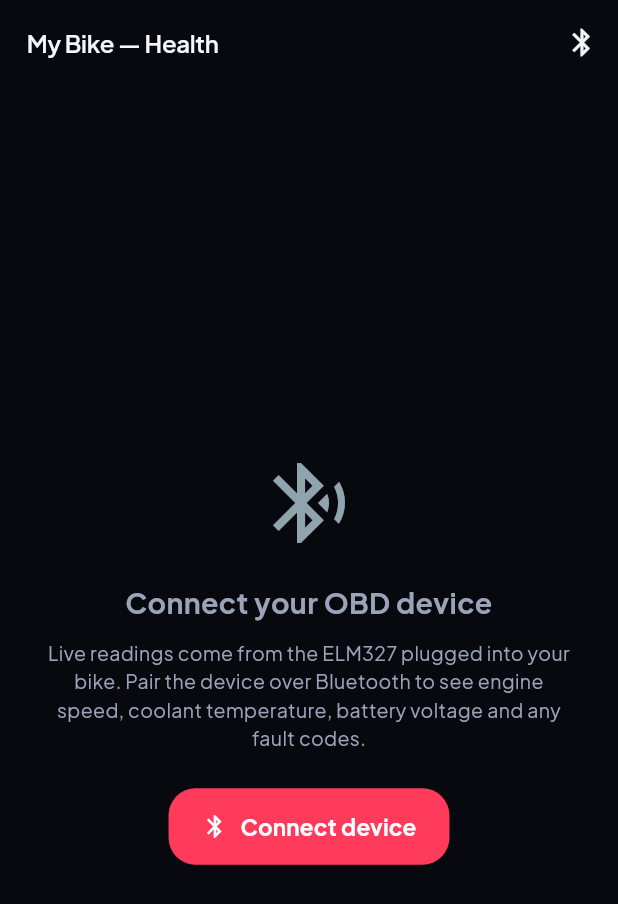
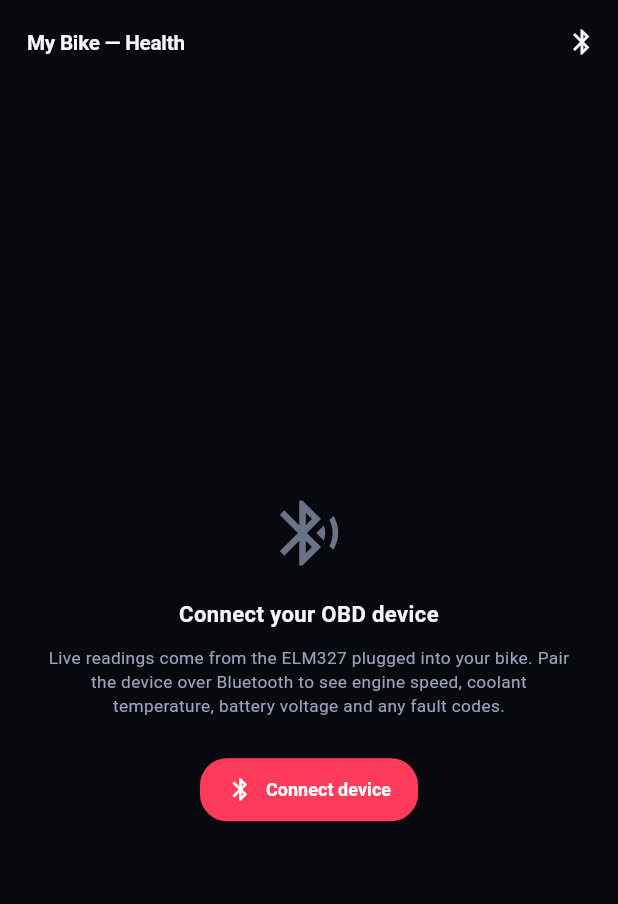
Before and after one commit to nakshatra-ym/motosmart-app2.0, a Flutter app: the CustomerDashboardScreen screen opened directly, on a phone screen of 412 x 824 dp. Shown: the top 904 px of the screen. Run offline on Flutter 3.47's test engine with Material 3 defaults, Android fonts, the phone set to English and light mode, and no system bars; our stand-ins replace dio, flutter_riverpod, flutter_secure_storage, go_router, permission_handler; missing offline and left inert: flutter_blue_classic; accounts and stored records are empty; network calls fail.

Commit message:
Shrink app type scale, use SF Pro, and fix Bluetooth connected banner contrast.
Co-authored-by: Cursor <cursoragent@cursor.com>

```diff
--- a/lib/core/widgets/app_visuals.dart
+++ b/lib/core/widgets/app_visuals.dart
@@ -276,8 +276,8 @@ class MotospotMark extends StatelessWidget {
           style: Theme.of(context).textTheme.headlineMedium?.copyWith(
                 color: AppColors.ink,
                 fontWeight: FontWeight.w700,
-                letterSpacing: -0.3,
-                fontSize: compact ? 22 : 26,
+                letterSpacing: -0.25,
+                fontSize: compact ? 20 : 24,
               ),
         ),
         const SizedBox(height: 8),
--- a/lib/features/dashboard/presentation/dealer_dashboard_screen.dart
+++ b/lib/features/dashboard/presentation/dealer_dashboard_screen.dart
@@ -130,7 +130,7 @@ class DealerDashboardScreen extends ConsumerWidget {
                                         AnimatedMetric(
                                           value: data.hotLeadsCount,
                                           style: theme.textTheme.displaySmall?.copyWith(
-                                            fontSize: 34,
+                                            fontSize: 28,
                                             fontWeight: FontWeight.w700,
                                             color: AppColors.ink,
                                           ),
--- a/lib/features/incentives/presentation/incentives_screen.dart
+++ b/lib/features/incentives/presentation/incentives_screen.dart
@@ -57,7 +57,7 @@ class IncentivesScreen extends ConsumerWidget {
                       const SizedBox(height: 8),
                       Text(
                         currency.format(summary.dealerTotal),
-                        style: const TextStyle(color: Colors.white, fontSize: 28, fontWeight: FontWeight.bold),
+                        style: const TextStyle(color: Colors.white, fontSize: 24, fontWeight: FontWeight.w700),
                       ),
                     ],
                   ),
--- a/lib/features/profile/presentation/customer_profile_screen.dart
+++ b/lib/features/profile/presentation/customer_profile_screen.dart
@@ -51,8 +51,8 @@ class CustomerProfileScreen extends ConsumerWidget {
                     (customer?.name ?? '?').substring(0, 1).toUpperCase(),
                     style: const TextStyle(
                       color: Colors.white,
-                      fontSize: 34,
-                      fontWeight: FontWeight.w800,
+                      fontSize: 28,
+                      fontWeight: FontWeight.w700,
                     ),
                   ),
                 ),
--- a/lib/features/profile/presentation/profile_screen.dart
+++ b/lib/features/profile/presentation/profile_screen.dart
@@ -65,8 +65,8 @@ class ProfileScreen extends ConsumerWidget {
                     (employee?.name ?? '?').substring(0, 1).toUpperCase(),
                     style: const TextStyle(
                       color: Colors.white,
-                      fontSize: 34,
-                      fontWeight: FontWeight.w800,
+                      fontSize: 28,
+                      fontWeight: FontWeight.w700,
                     ),
                   ),
                 ),
--- a/lib/obd_feature/screens/customer_dashboard_screen.dart
+++ b/lib/obd_feature/screens/customer_dashboard_screen.dart
@@ -55,24 +55,41 @@ class CustomerDashboardScreen extends StatelessWidget {
                 padding: const EdgeInsets.all(16),
                 children: [
                   Card(
-                    color: Colors.green.shade50,
+                    color: AppColors.statusClosedWon.withValues(alpha: 0.12),
                     child: ListTile(
                       dense: true,
-                      leading: const Icon(Icons.bluetooth_connected, color: Colors.green),
-                      title: Text('Live data — ${dashboard.liveDeviceName}'),
+                      leading: const Icon(Icons.bluetooth_connected, color: AppColors.statusClosedWon),
+                      title: Text(
+                        'Live data — ${dashboard.liveDeviceName}',
+                        maxLines: 1,
+                        overflow: TextOverflow.ellipsis,
+                        style: const TextStyle(
+                          color: AppColors.ink,
+                          fontWeight: FontWeight.w600,
+                          fontSize: 13,
+                        ),
+                      ),
+                      subtitle: const Text(
+                        'Bluetooth connected',
+                        style: TextStyle(color: AppColors.inkMuted, fontSize: 11.5),
+                      ),
                     ),
                   ),
                   const SizedBox(height: 16),
                   HealthBadge(health: health),
                   const SizedBox(height: 16),
-                  const Text('Live Telemetry',
-                      style: TextStyle(fontWeight: FontWeight.bold, fontSize: 15)),
+                  Text(
+                    'Live Telemetry',
+                    style: Theme.of(context).textTheme.titleMedium,
+                  ),
                   const SizedBox(height: 8),
                   TelemetryGrid(reading: reading),
                   if (reading.activeDtcCodes.isNotEmpty) ...[
                     const SizedBox(height: 16),
-                    const Text('Active Alerts',
-                        style: TextStyle(fontWeight: FontWeight.bold, fontSize: 15)),
+                    Text(
+                      'Active Alerts',
+                      style: Theme.of(context).textTheme.titleMedium,
+                    ),
                     ...reading.activeDtcCodes.map((code) => AlertCard(
                           dtcCode: code,
                           aiExplanation: dashboard.aiExplanation,
@@ -112,27 +129,31 @@ class _ConnectPrompt extends StatelessWidget {
         child: Column(
           mainAxisAlignment: MainAxisAlignment.center,
           children: [
-            Icon(Icons.bluetooth_searching, size: 64, color: Colors.blueGrey.shade300),
-            const SizedBox(height: 20),
+            const Icon(Icons.bluetooth_searching, size: 52, color: AppColors.inkFaint),
+            const SizedBox(height: 18),
             const Text(
               'Connect your OBD device',
               textAlign: TextAlign.center,
-              style: TextStyle(fontSize: 19, fontWeight: FontWeight.bold),
+              style: TextStyle(
+                fontSize: 16,
+                fontWeight: FontWeight.w600,
+                color: AppColors.ink,
+              ),
             ),
             const SizedBox(height: 10),
-            Text(
+            const Text(
               'Live readings come from the ELM327 plugged into your bike. '
               'Pair the device over Bluetooth to see engine speed, coolant '
               'temperature, battery voltage and any fault codes.',
               textAlign: TextAlign.center,
-              style: const TextStyle(fontSize: 13, color: AppColors.inkMuted),
+              style: TextStyle(fontSize: 12.5, color: AppColors.inkMuted, height: 1.4),
             ),
             if (error != null) ...[
               const SizedBox(height: 16),
               Text(
                 error!,
                 textAlign: TextAlign.center,
-                style: const TextStyle(fontSize: 13, color: Colors.red),
+                style: const TextStyle(fontSize: 12.5, color: AppColors.hot),
               ),
             ],
             const SizedBox(height: 24),
--- a/pubspec.yaml
+++ b/pubspec.yaml
@@ -44,7 +44,6 @@ dependencies:
   http: ^1.6.0
   flutter_blue_classic: ^0.1.1
   permission_handler: ^13.0.1
-  google_fonts: ^6.2.1
 dev_dependencies:
   flutter_test:
     sdk: flutter
```
Also changed, not shown: lib/core/config/theme.dart (+55 -44 lines), lib/features/chatbot/presentation/chatbot_screen.dart (+4 -4 lines), lib/main.dart (+7 -1 lines), lib/obd_feature/screens/obd_connect_screen.dart (+13 -3 lines), lib/obd_feature/widgets/health_badge.dart (+7 -7 lines).
